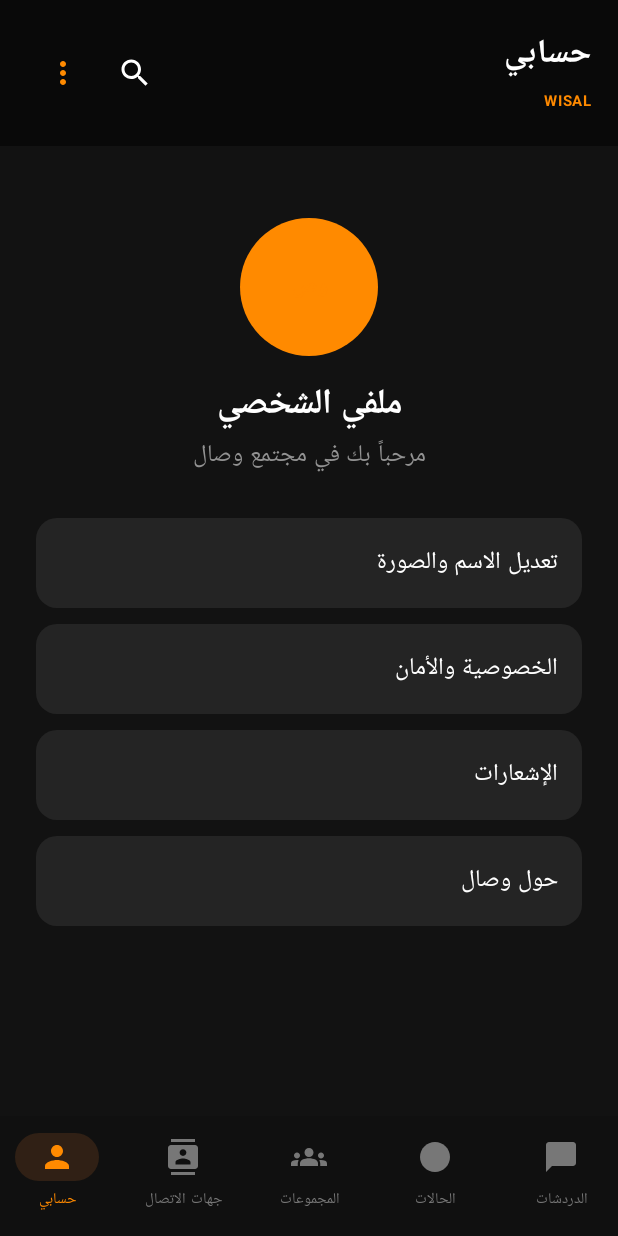
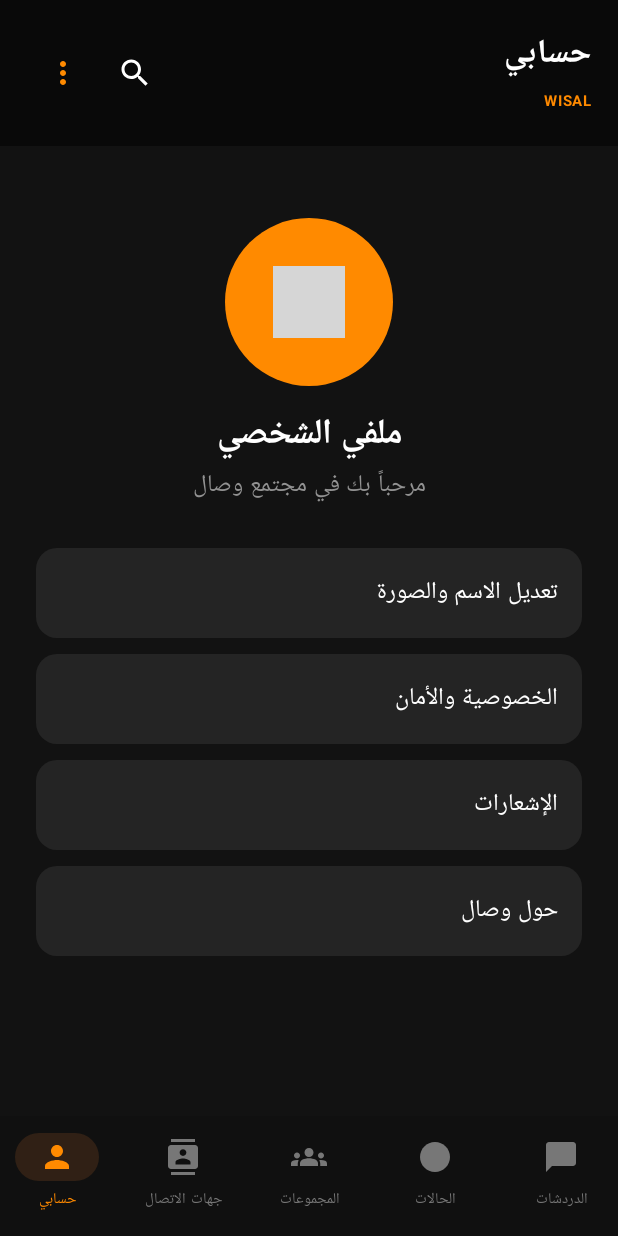
Before and after one commit to dalmslma-glitch/wisal-android, an Android app built with Jetpack Compose: the screen it shows after launch (MainActivity), item 5 of the bottom bar chosen, on a phone screen of 412 x 824 dp. Run offline under Robolectric (Android 15) with nearby library versions, the phone set to English and light mode, and no system bars; 3 statements that could not run were skipped; grey boxes are pictures that could not be loaded.

Commit message:
Show poster artwork in splash, stories, chats and profile

```diff
--- a/WisalAndroid/app/src/main/java/com/wisal/app/MainActivity.kt
+++ b/WisalAndroid/app/src/main/java/com/wisal/app/MainActivity.kt
@@ -5,6 +5,7 @@ import androidx.activity.ComponentActivity
 import androidx.activity.compose.setContent
 import androidx.compose.foundation.background
 import androidx.compose.foundation.clickable
+import androidx.compose.ui.draw.clip
 import androidx.compose.foundation.layout.*
 import androidx.compose.foundation.lazy.LazyColumn
 import androidx.compose.foundation.lazy.items
@@ -22,6 +23,9 @@ import androidx.compose.ui.text.font.FontWeight
 import androidx.compose.ui.text.style.TextAlign
 import androidx.compose.ui.unit.dp
 import androidx.compose.ui.unit.sp
+import androidx.compose.ui.layout.ContentScale
+import androidx.compose.runtime.LaunchedEffect
+import kotlinx.coroutines.delay
 
 private val Navy = Color(0xFF090909)
 private val Navy2 = Color(0xFFFF8A00)
@@ -50,9 +54,15 @@ class MainActivity : ComponentActivity() {
 fun WisalApp() {
     var tab by remember { mutableStateOf("الدردشات") }
     var selected by remember { mutableStateOf<Person?>(null) }
+    var showSplash by remember { mutableStateOf(true) }
+    LaunchedEffect(Unit) { delay(1600); showSplash = false }
     MaterialTheme(colorScheme = darkColorScheme(primary = Navy2, secondary = Gold, background = Cream, surface = Panel)) {
         CompositionLocalProvider(LocalLayoutDirection provides androidx.compose.ui.unit.LayoutDirection.Rtl) {
-            if (selected != null) {
+            if (showSplash) {
+                Box(Modifier.fillMaxSize().background(Color.Black)) {
+                    WisalPosterImage("SPLASH_ART", Modifier.fillMaxSize(), ContentScale.Crop)
+                }
+            } else if (selected != null) {
                 ChatScreen(person = selected!!, onBack = { selected = null })
             } else {
                 Scaffold(
@@ -147,8 +157,9 @@ fun StatusStrip() {
         Row(Modifier.fillMaxWidth().padding(horizontal = 12.dp), horizontalArrangement = Arrangement.spacedBy(14.dp)) {
             listOf("أنت", "Menna", "Shaker", "Sohaila", "محمد").forEachIndexed { index, label ->
                 Column(horizontalAlignment = Alignment.CenterHorizontally, modifier = Modifier.width(54.dp)) {
-                    Box(Modifier.size(50.dp).background(Gold, CircleShape).padding(2.dp).background(Color(0xFF161616), CircleShape), contentAlignment = Alignment.Center) {
-                        Text(listOf("+", "م", "ش", "س", "م")[index], color = Gold, fontWeight = FontWeight.Bold, fontSize = 17.sp)
+                    Box(Modifier.size(50.dp).background(Gold, CircleShape).padding(2.dp), contentAlignment = Alignment.Center) {
+                        if (index == 0) Text("+", color = Gold, fontWeight = FontWeight.Bold, fontSize = 22.sp)
+                        else WisalPosterImage("AVATAR_PROFILE", Modifier.fillMaxSize().clip(CircleShape), ContentScale.Crop)
                     }
                     Spacer(Modifier.height(4.dp))
                     Text(label, color = Color.LightGray, fontSize = 10.sp, maxLines = 1)
@@ -184,10 +195,9 @@ fun ChatRow(person: Person, onClick: () -> Unit) {
 
 @Composable
 fun Avatar(text: String, size: Int = 48) {
-    Box(
-        Modifier.size(size.dp).background(Navy2, CircleShape),
-        contentAlignment = Alignment.Center
-    ) { Text(text, color = Gold, fontWeight = FontWeight.Bold, fontSize = 15.sp) }
+    Box(Modifier.size(size.dp).background(Gold, CircleShape).padding(2.dp), contentAlignment = Alignment.Center) {
+        WisalPosterImage(if (text == "مج") "GROUP_ICON" else "AVATAR_PROFILE", Modifier.fillMaxSize().clip(CircleShape), ContentScale.Crop)
+    }
 }
 
 @Composable
@@ -251,7 +261,9 @@ fun StatusPage() {
             Avatar("+", 54); Spacer(Modifier.width(12.dp))
             Column { Text("حالتي", fontWeight = FontWeight.Bold, color = Ink); Text("أضف تحديثاً جديداً", color = Muted, fontSize = 12.sp) }
         }
-        Spacer(Modifier.height(20.dp))
+        Spacer(Modifier.height(18.dp))
+        WisalPosterImage("MOSQUE_STORY", Modifier.fillMaxWidth().height(300.dp).clip(RoundedCornerShape(18.dp)), ContentScale.Crop)
+        Spacer(Modifier.height(18.dp))
         people.take(3).forEach { Row(Modifier.padding(vertical = 10.dp), verticalAlignment = Alignment.CenterVertically) {
             Box(Modifier.background(Gold, CircleShape).padding(3.dp)) { Avatar(it.initials, 48) }
             Spacer(Modifier.width(12.dp)); Column { Text(it.name, color = Ink, fontWeight = FontWeight.Bold); Text("منذ قليل", color = Muted, fontSize = 12.sp) }
@@ -281,7 +293,7 @@ fun ContactsPage(onOpen: (Person) -> Unit) {
 @Composable
 fun ProfilePage() {
     Column(Modifier.fillMaxSize().padding(24.dp), horizontalAlignment = Alignment.CenterHorizontally) {
-        Spacer(Modifier.height(24.dp)); Avatar("وص", 92)
+        Spacer(Modifier.height(24.dp)); Avatar("وص", 112)
         Spacer(Modifier.height(14.dp))
         Text("ملفي الشخصي", fontSize = 23.sp, fontWeight = FontWeight.Bold, color = Color.White)
         Text("مرحباً بك في مجتمع وصال", color = Muted)
```
